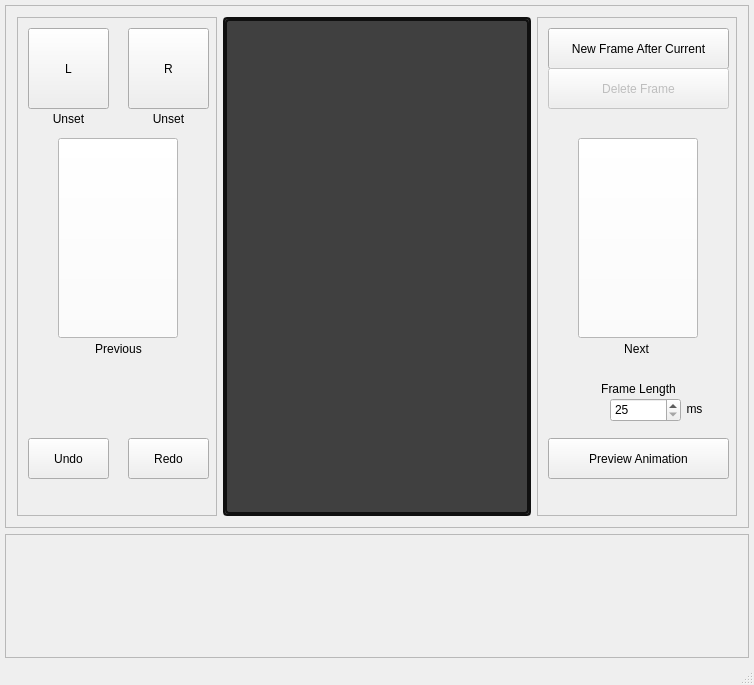
ThereIsNoEscape/cs383project, file Tower_of_Lights_Editor_V3/mainwindow.ui: the form before one commit.
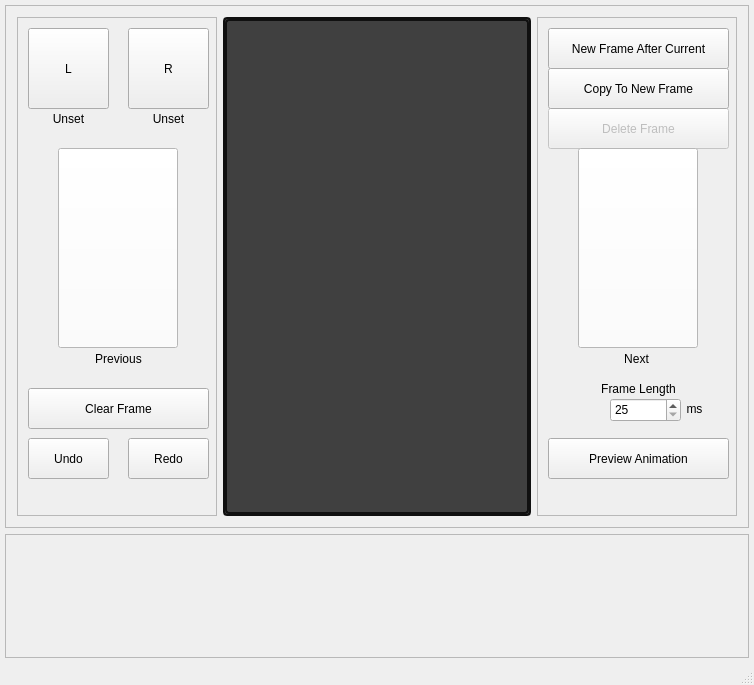
The form after the commit.

Commit message: fixed undoredo, added newFrameCopy, added clearFrame

What changed in the file:
```diff
--- a/Tower_of_Lights_Editor_V3/mainwindow.ui
+++ b/Tower_of_Lights_Editor_V3/mainwindow.ui
@@ -160,7 +160,7 @@
             <property name="geometry">
              <rect>
               <x>60</x>
-              <y>320</y>
+              <y>330</y>
               <width>81</width>
               <height>21</height>
              </rect>
@@ -205,7 +205,7 @@
             <property name="geometry">
              <rect>
               <x>40</x>
-              <y>120</y>
+              <y>130</y>
               <width>120</width>
               <height>200</height>
              </rect>
@@ -217,6 +217,22 @@
              <string/>
             </property>
            </widget>
+           <widget class="QPushButton" name="pushButton_clearFrame">
+            <property name="geometry">
+             <rect>
+              <x>10</x>
+              <y>370</y>
+              <width>181</width>
+              <height>41</height>
+             </rect>
+            </property>
+            <property name="styleSheet">
+             <string notr="true"/>
+            </property>
+            <property name="text">
+             <string>Clear Frame</string>
+            </property>
+           </widget>
           </widget>
          </widget>
         </item>
@@ -289,7 +305,7 @@
             <property name="geometry">
              <rect>
               <x>58</x>
-              <y>320</y>
+              <y>330</y>
               <width>81</width>
               <height>21</height>
              </rect>
@@ -324,7 +340,7 @@
             <property name="geometry">
              <rect>
               <x>10</x>
-              <y>50</y>
+              <y>90</y>
               <width>181</width>
               <height>41</height>
              </rect>
@@ -407,7 +423,7 @@
             <property name="geometry">
              <rect>
               <x>40</x>
-              <y>120</y>
+              <y>130</y>
               <width>120</width>
               <height>200</height>
              </rect>
@@ -419,6 +435,22 @@
              <string/>
             </property>
            </widget>
+           <widget class="QPushButton" name="pushButton_copyNew">
+            <property name="geometry">
+             <rect>
+              <x>10</x>
+              <y>50</y>
+              <width>181</width>
+              <height>41</height>
+             </rect>
+            </property>
+            <property name="styleSheet">
+             <string notr="true"/>
+            </property>
+            <property name="text">
+             <string>Copy To New Frame</string>
+            </property>
+           </widget>
           </widget>
          </widget>
         </item>
```
The commit also changes 4 other files.
